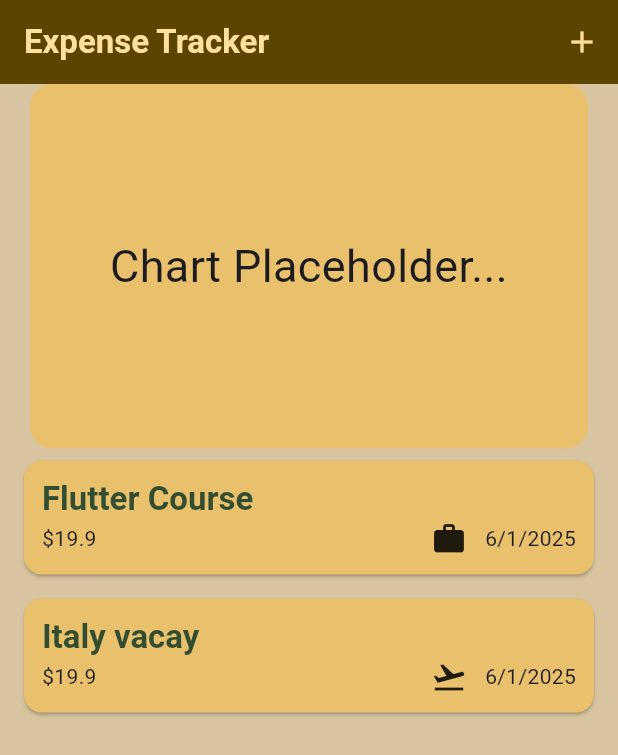
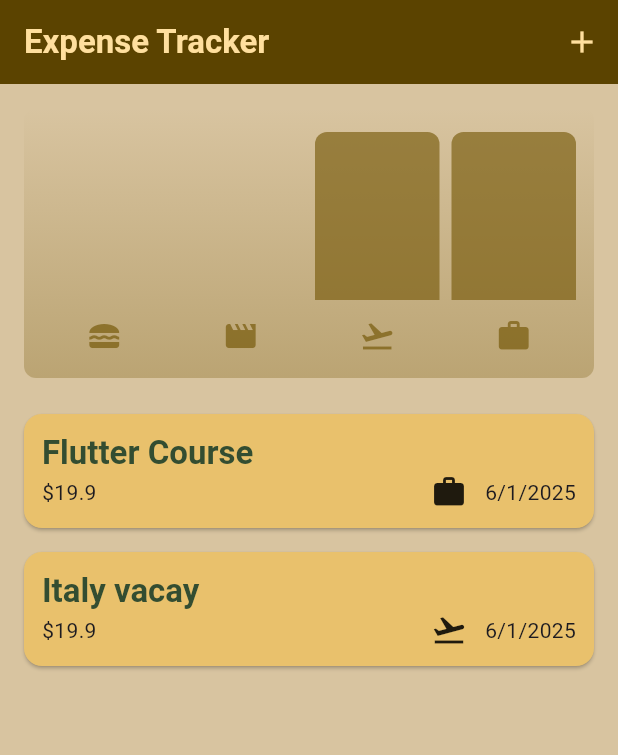
Before and after one commit to Orhanko/FlutterStart_3, a Flutter app: the screen it shows after launch, on a phone screen of 412 x 824 dp. Shown: the top 755 px of the screen. Run offline on Flutter 3.47's test engine with Material 3 defaults, Android fonts, the phone set to English and light mode, and no system bars.

Commit message:
Created chart for showcasing amount of items in a list

```diff
--- /dev/null
+++ b/lib/chart.dart
@@ -0,0 +1,94 @@
+import 'package:flutter/material.dart';
+
+import 'package:pocetak3/chart_bar.dart';
+import 'package:pocetak3/models/expense.dart';
+
+class Chart extends StatelessWidget {
+  const Chart({super.key, required this.expenses});
+
+  final List<Expense> expenses;
+
+  List<ExpenseBucket> get buckets {
+    return [
+      ExpenseBucket.forCategory(expenses, Category.food),
+      ExpenseBucket.forCategory(expenses, Category.leisure),
+      ExpenseBucket.forCategory(expenses, Category.travel),
+      ExpenseBucket.forCategory(expenses, Category.work),
+    ];
+  }
+
+  double get maxTotalExpense {
+    double maxTotalExpense = 0;
+
+    for (final bucket in buckets) {
+      if (bucket.totalExpenses > maxTotalExpense) {
+        maxTotalExpense = bucket.totalExpenses;
+      }
+    }
+
+    return maxTotalExpense;
+  }
+
+  @override
+  Widget build(BuildContext context) {
+    final isDarkMode =
+        MediaQuery.of(context).platformBrightness == Brightness.dark;
+    return Container(
+      margin: const EdgeInsets.all(16),
+      padding: const EdgeInsets.symmetric(vertical: 16, horizontal: 8),
+      width: double.infinity,
+      height: 180,
+      decoration: BoxDecoration(
+        borderRadius: BorderRadius.circular(8),
+        gradient: LinearGradient(
+          colors: [
+            Theme.of(context).colorScheme.primary.withOpacity(0.3),
+            Theme.of(context).colorScheme.primary.withOpacity(0.0),
+          ],
+          begin: Alignment.bottomCenter,
+          end: Alignment.topCenter,
+        ),
+      ),
+      child: Column(
+        children: [
+          Expanded(
+            child: Row(
+              crossAxisAlignment: CrossAxisAlignment.end,
+              children: [
+                for (final bucket in buckets) // alternative to map()
+                  ChartBar(
+                    fill:
+                        bucket.totalExpenses == 0
+                            ? 0
+                            : bucket.totalExpenses / maxTotalExpense,
+                  ),
+              ],
+            ),
+          ),
+          const SizedBox(height: 12),
+          Row(
+            children:
+                buckets
+                    .map(
+                      (bucket) => Expanded(
+                        child: Padding(
+                          padding: const EdgeInsets.symmetric(horizontal: 4),
+                          child: Icon(
+                            categoryIcons[bucket.category],
+                            color:
+                                isDarkMode
+                                    ? Theme.of(context).colorScheme.secondary
+                                    : Theme.of(
+                                      context,
+                                    ).colorScheme.primary.withOpacity(0.7),
+                          ),
+                        ),
+                      ),
+                    )
+                    .toList(),
+          ),
+        ],
+      ),
+    );
+  }
+}
--- /dev/null
+++ b/lib/chart_bar.dart
@@ -0,0 +1,34 @@
+import 'package:flutter/material.dart';
+
+class ChartBar extends StatelessWidget {
+  const ChartBar({
+    super.key,
+    required this.fill,
+  });
+
+  final double fill;
+
+  @override
+  Widget build(BuildContext context) {
+    final isDarkMode =
+        MediaQuery.of(context).platformBrightness == Brightness.dark;
+    return Expanded(
+      child: Padding(
+        padding: const EdgeInsets.symmetric(horizontal: 4),
+        child: FractionallySizedBox(
+          heightFactor: fill,
+          child: DecoratedBox(
+            decoration: BoxDecoration(
+              shape: BoxShape.rectangle,
+              borderRadius:
+                  const BorderRadius.vertical(top: Radius.circular(8)),
+              color: isDarkMode
+                  ? Theme.of(context).colorScheme.secondary
+                  : Theme.of(context).colorScheme.primary.withOpacity(0.65),
+            ),
+          ),
+        ),
+      ),
+    );
+  }
+}
--- a/lib/expenses.dart
+++ b/lib/expenses.dart
@@ -1,6 +1,7 @@
 import 'dart:math';
 
 import 'package:flutter/material.dart';
+import 'package:pocetak3/chart.dart';
 import 'package:pocetak3/exprenses_list.dart';
 import 'package:pocetak3/models/expense.dart';
 import 'package:pocetak3/new_expense.dart';
@@ -82,26 +83,7 @@
       ),
       body: Column(
         children: [
-          Column(
-            crossAxisAlignment: CrossAxisAlignment.stretch,
-            children: [
-              Container(
-                margin: EdgeInsets.symmetric(horizontal: 20),
-                decoration: BoxDecoration(
-                  color: Theme.of(context).cardTheme.color,
-                  borderRadius: BorderRadius.circular(15),
-                ),
-                child: Padding(
-                  padding: const EdgeInsets.symmetric(vertical: 100),
-                  child: Text(
-                    'Chart Placeholder...',
-                    textAlign: TextAlign.center,
-                    style: TextStyle(fontSize: 30),
-                  ),
-                ),
-              ),
-            ],
-          ),
+          Chart(expenses: listOfExpense),
           Expanded(child: mainContent),
         ],
       ),
--- a/lib/models/expense.dart
+++ b/lib/models/expense.dart
@@ -32,3 +32,21 @@
     return formatter.format(date);
   }
 }
+
+class ExpenseBucket {
+  const ExpenseBucket({required this.category, required this.expenses});
+  final Category category;
+  final List<Expense> expenses;
+
+  ExpenseBucket.forCategory(List<Expense> allExpenses, this.category)
+    : expenses =
+          allExpenses.where((expense) => expense.category == category).toList();
+
+  double get totalExpenses {
+    double sum = 0;
+    for (final expense in expenses) {
+      sum += expense.amount;
+    }
+    return sum;
+  }
+}
```
Also changed, not shown: 12 other files.
